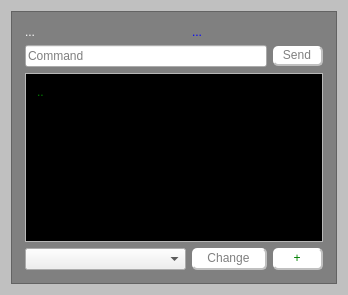
This is mainwindow.ui in bbuyukyuksel/version-selector as Qt 5 draws it before an edit. The edited form follows.
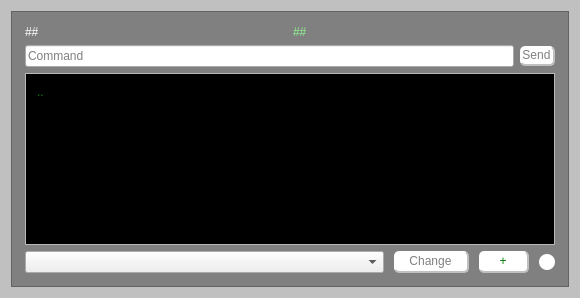
This is the edited form. Icons and pictures are not drawn.

What changed in the file:
```diff
--- a/mainwindow.ui
+++ b/mainwindow.ui
@@ -6,16 +6,22 @@
    <rect>
     <x>0</x>
     <y>0</y>
-    <width>348</width>
-    <height>295</height>
+    <width>580</width>
+    <height>298</height>
    </rect>
   </property>
   <property name="windowTitle">
    <string>MainWindow</string>
   </property>
   <property name="styleSheet">
-   <string notr="true">QLabel#label{
-	color:blue;
+   <string notr="true">QPushButton#on_off{
+border:none;
+border-image:url(:/resources/off_16.png) 0 0 0 0 stretch stretch;
+border-radius:8px;
+
+}
+QLabel#label{
+	color:lightgreen;
 }
 QLabel#info{
 	color:white;
@@ -72,29 +78,60 @@
         <rect>
          <x>0</x>
          <y>0</y>
-         <width>324</width>
-         <height>271</height>
+         <width>556</width>
+         <height>274</height>
         </rect>
        </property>
        <layout class="QGridLayout" name="gridLayout_2">
         <item row="0" column="0">
-         <widget class="QLabel" name="info">
-          <property name="text">
-           <string>...</string>
-          </property>
-         </widget>
+         <layout class="QHBoxLayout" name="horizontalLayout_3">
+          <item>
+           <widget class="QLabel" name="info">
+            <property name="text">
+             <string>##</string>
+            </property>
+           </widget>
+          </item>
+          <item>
+           <widget class="QLabel" name="label">
+            <property name="text">
+             <string>##</string>
+            </property>
+           </widget>
+          </item>
+         </layout>
         </item>
-        <item row="0" column="1">
-         <widget class="QLabel" name="label">
-          <property name="text">
-           <string>...</string>
-          </property>
-         </widget>
+        <item row="1" column="0">
+         <layout class="QHBoxLayout" name="horizontalLayout_2">
+          <item>
+           <widget class="QLineEdit" name="cmd">
+            <property name="enabled">
+             <bool>true</bool>
+            </property>
+            <property name="text">
+             <string/>
+            </property>
+            <property name="placeholderText">
+             <string>Command</string>
+            </property>
+           </widget>
+          </item>
+          <item>
+           <widget class="QPushButton" name="bt_create">
+            <property name="cursor">
+             <cursorShape>PointingHandCursor</cursorShape>
+            </property>
+            <property name="styleSheet">
+             <string notr="true"/>
+            </property>
+            <property name="text">
+             <string>Send</string>
+            </property>
+           </widget>
+          </item>
+         </layout>
         </item>
-        <item row="3" column="0">
-         <widget class="QComboBox" name="pool"/>
-        </item>
-        <item row="2" column="0" colspan="3">
+        <item row="2" column="0">
          <widget class="QScrollArea" name="scrollArea_2">
           <property name="widgetResizable">
            <bool>true</bool>
@@ -104,8 +141,8 @@
             <rect>
              <x>0</x>
              <y>0</y>
-             <width>304</width>
-             <height>175</height>
+             <width>536</width>
+             <height>172</height>
             </rect>
            </property>
            <layout class="QGridLayout" name="gridLayout">
@@ -123,54 +160,79 @@
           </widget>
          </widget>
         </item>
-        <item row="3" column="2">
-         <widget class="QPushButton" name="addFile">
-          <property name="maximumSize">
-           <size>
-            <width>50</width>
-            <height>50</height>
-           </size>
+        <item row="3" column="0">
+         <layout class="QHBoxLayout" name="horizontalLayout">
+          <property name="spacing">
+           <number>10</number>
           </property>
-          <property name="text">
-           <string>+</string>
+          <property name="sizeConstraint">
+           <enum>QLayout::SetDefaultConstraint</enum>
           </property>
-         </widget>
-        </item>
-        <item row="1" column="0" colspan="2">
-         <widget class="QLineEdit" name="cmd">
-          <property name="enabled">
-           <bool>true</bool>
-          </property>
-          <property name="text">
-           <string/>
-          </property>
-          <property name="placeholderText">
-           <string>Command</string>
-          </property>
-         </widget>
-        </item>
-        <item row="1" column="2">
-         <widget class="QPushButton" name="bt_create">
-          <property name="styleSheet">
-           <string notr="true"/>
-          </property>
-          <property name="text">
-           <string>Send</string>
-          </property>
-         </widget>
-        </item>
-        <item row="3" column="1">
-         <widget class="QPushButton" name="bt_changeVersion">
-          <property name="maximumSize">
-           <size>
-            <width>75</width>
-            <height>50</height>
-           </size>
-          </property>
-          <property name="text">
-           <string>Change</string>
-          </property>
-         </widget>
+          <item>
+           <widget class="QComboBox" name="pool">
+            <property name="minimumSize">
+             <size>
+              <width>128</width>
+              <height>0</height>
+             </size>
+            </property>
+            <property name="sizeIncrement">
+             <size>
+              <width>0</width>
+              <height>0</height>
+             </size>
+            </property>
+           </widget>
+          </item>
+          <item>
+           <widget class="QPushButton" name="bt_changeVersion">
+            <property name="maximumSize">
+             <size>
+              <width>75</width>
+              <height>50</height>
+             </size>
+            </property>
+            <property name="cursor">
+             <cursorShape>PointingHandCursor</cursorShape>
+            </property>
+            <property name="text">
+             <string>Change</string>
+            </property>
+           </widget>
+          </item>
+          <item>
+           <widget class="QPushButton" name="addFile">
+            <property name="maximumSize">
+             <size>
+              <width>50</width>
+              <height>50</height>
+             </size>
+            </property>
+            <property name="cursor">
+             <cursorShape>PointingHandCursor</cursorShape>
+            </property>
+            <property name="text">
+             <string>+</string>
+            </property>
+           </widget>
+          </item>
+          <item>
+           <widget class="QPushButton" name="on_off">
+            <property name="maximumSize">
+             <size>
+              <width>16</width>
+              <height>16</height>
+             </size>
+            </property>
+            <property name="cursor">
+             <cursorShape>PointingHandCursor</cursorShape>
+            </property>
+            <property name="text">
+             <string> </string>
+            </property>
+           </widget>
+          </item>
+         </layout>
         </item>
        </layout>
        <zorder>label</zorder>
```
Left out of the diff: 8 changed lines with no effect on the pictures.
